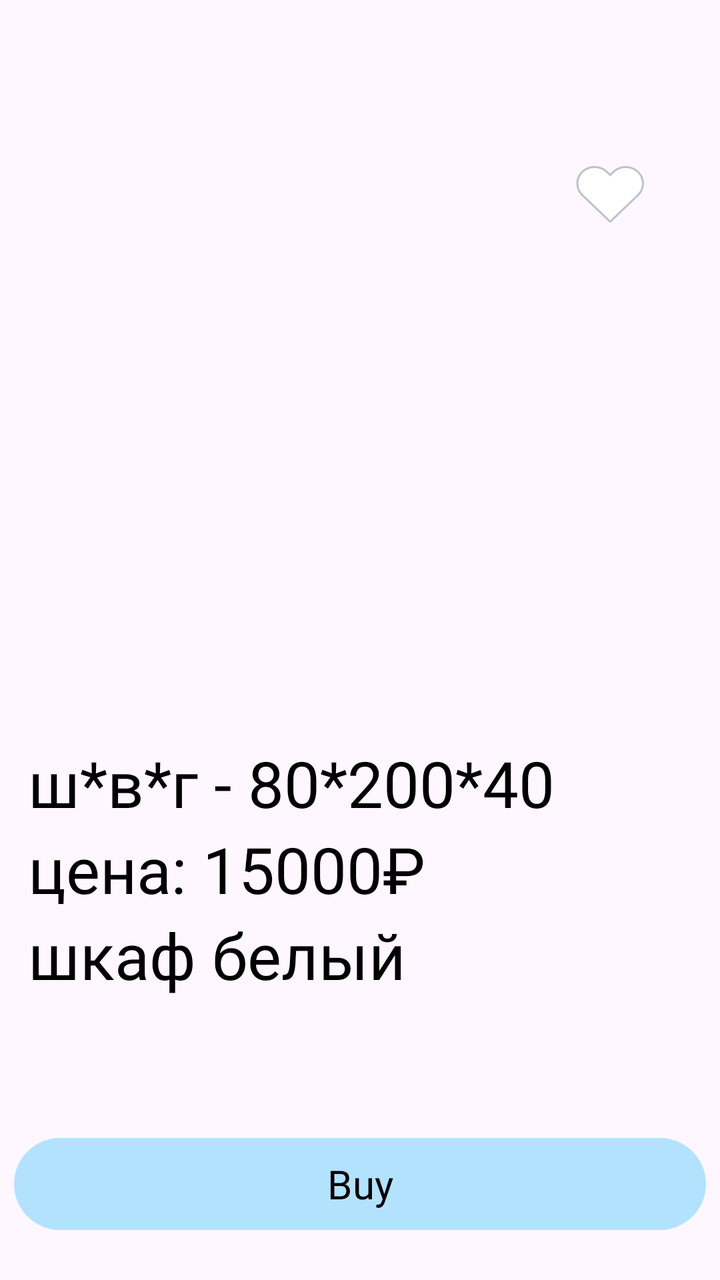
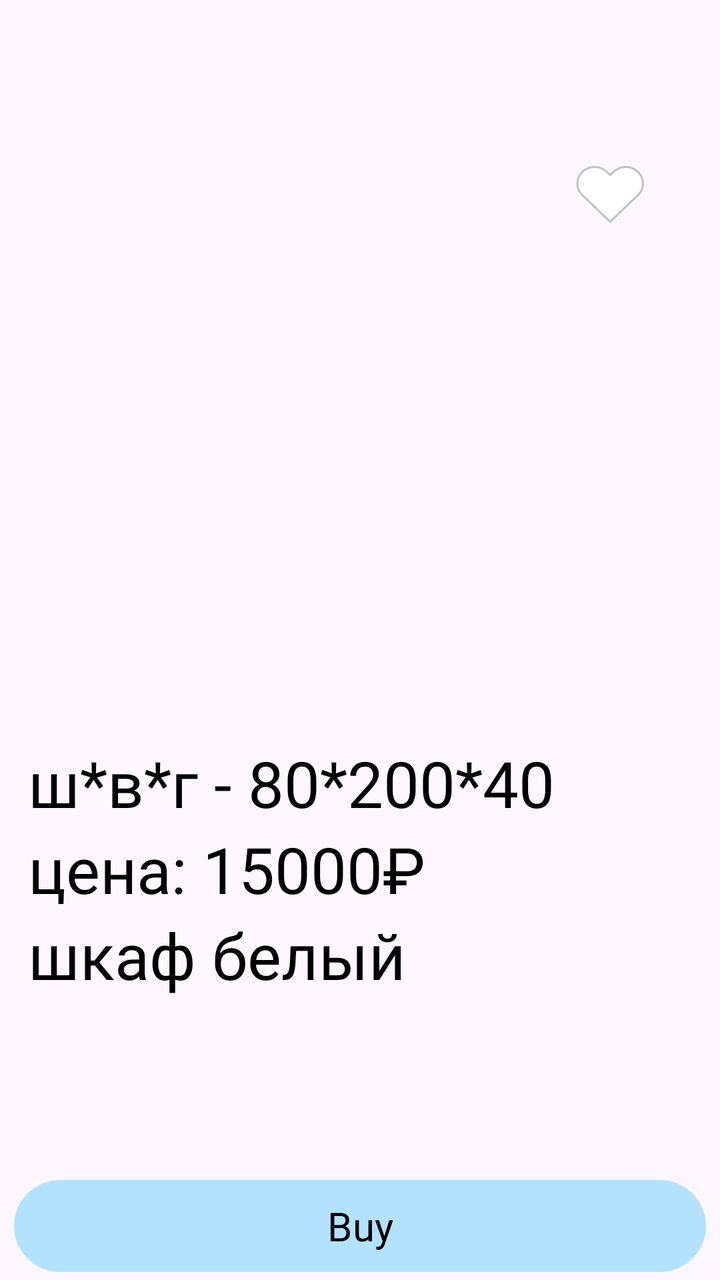

An Android layout rendered at two revisions. The XML below is the earlier revision; the diff shows what the commit changed to produce the second picture.
<!-- AndroidManifest.xml: application theme Base.Theme.KR_KOTLIN -->
<!-- res/layout/fragment_product_cardf.xml -->
<?xml version="1.0" encoding="utf-8"?>
<androidx.constraintlayout.widget.ConstraintLayout xmlns:android="http://schemas.android.com/apk/res/android"
    xmlns:tools="http://schemas.android.com/tools"
    android:layout_width="match_parent"
    android:layout_height="match_parent"
    xmlns:app="http://schemas.android.com/apk/res-auto"
    tools:context=".ui.productCard.ProductCardfFragment">

    <LinearLayout
        android:layout_width="0dp"
        android:layout_height="wrap_content"
        android:layout_marginStart="14dp"
        android:layout_marginTop="53dp"
        android:layout_marginEnd="47dp"
        android:orientation="vertical"
        app:layout_constraintEnd_toEndOf="parent"
        app:layout_constraintStart_toStartOf="parent"
        app:layout_constraintTop_toTopOf="parent">

        <ImageView
            android:id="@+id/productImageView"
            android:layout_width="317dp"
            android:layout_height="317dp"
            android:layout_gravity="center_horizontal" />

        <TextView
            android:id="@+id/dimensionsTextView"
            style="@style/MotserratText"
            android:layout_width="wrap_content"
            android:layout_height="wrap_content"
            android:layout_gravity="start"
            android:text="ш*в*г - 80*200*40"
            android:textSize="32sp"></TextView>

        <TextView
            android:id="@+id/priceTextView"
            style="@style/MotserratText"
            android:layout_width="wrap_content"
            android:layout_height="wrap_content"
            android:layout_gravity="start"
            android:text="цена: 15000₽"
            android:textSize="32sp"></TextView>

        <TextView
            android:id="@+id/nameTextView"
            style="@style/MotserratText"
            android:layout_width="wrap_content"
            android:layout_height="wrap_content"
            android:layout_gravity="start"
            android:text="шкаф белый"
            android:textSize="32sp"></TextView>

    </LinearLayout>

    <Button
        android:id="@+id/buyButton"
        style="@style/ButtonStyle"
        android:layout_width="346dp"
        android:layout_height="54dp"
        android:layout_marginBottom="21dp"
        android:text="@string/buy"
        android:textSize="20sp"
        app:layout_constraintBottom_toBottomOf="parent"
        app:layout_constraintEnd_toEndOf="parent"
        app:layout_constraintStart_toStartOf="parent" />












    <CheckBox
        style="@style/Base.Widget.Material3.CompoundButton.CheckBox.CardCustomCheckBox"
        android:id="@+id/favButton"
        android:layout_width="wrap_content"
        android:layout_height="wrap_content"
        app:layout_constraintTop_toTopOf="parent"
        app:layout_constraintEnd_toEndOf="parent"
        android:layout_marginTop="73dp"
        android:layout_marginEnd="31dp"/>


</androidx.constraintlayout.widget.ConstraintLayout>
<!-- resources referenced by this layout -->
<resources>
  <string name="buy">Buy</string>
  <style name="Base.Widget.Material3.CompoundButton.CheckBox.CardCustomCheckBox">
          <item name="android:button">@drawable/selector_favbutton38x36</item>
          <item name="buttonTint">@null</item>
          <item name="android:background">@null</item>
      </style>
  <style name="ButtonStyle" parent="Widget.Material3.Button">
          <item name="cornerRadius">100dp</item>
          <item name="backgroundTint">@color/blue</item>
          <item name="android:textColor">@color/black</item>
          <item name="android:fontFamily">@font/montserrat_regular</item>
      </style>
  <style name="MotserratText">
          <item name="fontFamily">@font/montserrat_regular</item>
          <item name="android:textColor">@color/black</item>
      </style>
  <style name="Base.Theme.KR_KOTLIN" parent="Theme.Material3.DayNight.NoActionBar">
          
          
  
  
  
  
  
  
      </style>
  <!-- drawable selector_favbutton38x36 (drawable) -->
  <?xml version="1.0" encoding="utf-8"?>
  <selector xmlns:android="http://schemas.android.com/apk/res/android">
      <item
          android:drawable="@drawable/ic_heart38x36"
          android:state_checked="true"/>
      <item
          android:drawable="@drawable/ic_heart38x36_unselected"
          android:state_checked="false"/>
      <item android:drawable="@drawable/ic_heart38x36_unselected"/>
  </selector>
  <color name="blue">#B3E2FF</color>
  <color name="black">#FF000000</color>
  <!-- drawable ic_heart38x36 (drawable) -->
  <vector xmlns:android="http://schemas.android.com/apk/res/android"
      android:width="39dp"
      android:height="36dp"
      android:viewportWidth="39"
      android:viewportHeight="36">
    <path
        android:pathData="M33.64,6.915C32.838,6.149 31.884,5.541 30.835,5.126C29.786,4.711 28.661,4.497 27.525,4.497C26.39,4.497 25.265,4.711 24.216,5.126C23.167,5.541 22.213,6.149 21.41,6.915L19.744,8.505L18.078,6.915C16.456,5.368 14.256,4.498 11.963,4.498C9.669,4.498 7.469,5.368 5.848,6.915C4.226,8.463 3.315,10.561 3.315,12.75C3.315,14.939 4.226,17.038 5.848,18.585L19.744,31.845L33.64,18.585C34.444,17.819 35.081,16.909 35.516,15.908C35.951,14.907 36.174,13.834 36.174,12.75C36.174,11.666 35.951,10.593 35.516,9.592C35.081,8.591 34.444,7.681 33.64,6.915Z"
        android:fillColor="#FF8989"/>
  
  </vector>
  <!-- drawable ic_heart38x36_unselected (drawable) -->
  <vector xmlns:android="http://schemas.android.com/apk/res/android"
      android:width="39dp"
      android:height="36dp"
      android:viewportWidth="39"
      android:viewportHeight="36">
    <path
        android:strokeWidth="1"
        android:pathData="M33.64,6.915C32.838,6.149 31.884,5.541 30.835,5.126C29.786,4.711 28.661,4.497 27.525,4.497C26.39,4.497 25.265,4.711 24.216,5.126C23.167,5.541 22.213,6.149 21.41,6.915L19.744,8.505L18.078,6.915C16.456,5.368 14.256,4.498 11.963,4.498C9.669,4.498 7.469,5.368 5.848,6.915C4.226,8.463 3.315,10.561 3.315,12.75C3.315,14.939 4.226,17.038 5.848,18.585L19.744,31.845L33.64,18.585C34.444,17.819 35.081,16.909 35.516,15.908C35.951,14.907 36.174,13.834 36.174,12.75C36.174,11.666 35.951,10.593 35.516,9.592C35.081,8.591 34.444,7.681 33.64,6.915Z"
        android:fillColor="@color/white"
        android:strokeColor="@color/stroke_grey"/>
  
  </vector>
  <color name="white">#FFFFFFFF</color>
  <color name="stroke_grey">#BFC2C8</color>
</resources>

<!-- the commit's change to res/layout/fragment_product_cardf.xml (unified diff, before → after) -->
@@ -1,89 +1,89 @@
 <?xml version="1.0" encoding="utf-8"?>
 <androidx.constraintlayout.widget.ConstraintLayout xmlns:android="http://schemas.android.com/apk/res/android"
+    xmlns:app="http://schemas.android.com/apk/res-auto"
     xmlns:tools="http://schemas.android.com/tools"
     android:layout_width="match_parent"
     android:layout_height="match_parent"
-    xmlns:app="http://schemas.android.com/apk/res-auto"
+    android:fillViewport="true"
     tools:context=".ui.productCard.ProductCardfFragment">
 
-    <LinearLayout
-        android:layout_width="0dp"
-        android:layout_height="wrap_content"
-        android:layout_marginStart="14dp"
-        android:layout_marginTop="53dp"
-        android:layout_marginEnd="47dp"
-        android:orientation="vertical"
+    <ScrollView
+        android:layout_width="match_parent"
+        android:layout_height="0dp"
+        app:layout_constraintBottom_toTopOf="@+id/buyButton"
         app:layout_constraintEnd_toEndOf="parent"
-        app:layout_constraintStart_toStartOf="parent"
         app:layout_constraintTop_toTopOf="parent">
 
-        <ImageView
-            android:id="@+id/productImageView"
-            android:layout_width="317dp"
-            android:layout_height="317dp"
-            android:layout_gravity="center_horizontal" />
+        <androidx.constraintlayout.widget.ConstraintLayout
+            android:layout_width="match_parent"
+            android:layout_height="match_parent">
 
-        <TextView
-            android:id="@+id/dimensionsTextView"
-            style="@style/MotserratText"
-            android:layout_width="wrap_content"
-            android:layout_height="wrap_content"
-            android:layout_gravity="start"
-            android:text="ш*в*г - 80*200*40"
-            android:textSize="32sp"></TextView>
+            <LinearLayout
+                android:layout_width="0dp"
+                android:layout_height="wrap_content"
+                android:layout_marginStart="14dp"
+                android:layout_marginTop="53dp"
+                android:layout_marginEnd="47dp"
+                android:orientation="vertical"
+                app:layout_constraintEnd_toEndOf="parent"
+                app:layout_constraintStart_toStartOf="parent"
+                app:layout_constraintTop_toTopOf="parent">
 
-        <TextView
-            android:id="@+id/priceTextView"
-            style="@style/MotserratText"
-            android:layout_width="wrap_content"
-            android:layout_height="wrap_content"
-            android:layout_gravity="start"
-            android:text="цена: 15000₽"
-            android:textSize="32sp"></TextView>
+                <ImageView
+                    android:id="@+id/productImageView"
+                    android:layout_width="317dp"
+                    android:layout_height="317dp"
+                    android:layout_gravity="center_horizontal" />
 
-        <TextView
-            android:id="@+id/nameTextView"
-            style="@style/MotserratText"
-            android:layout_width="wrap_content"
-            android:layout_height="wrap_content"
-            android:layout_gravity="start"
-            android:text="шкаф белый"
-            android:textSize="32sp"></TextView>
+                <TextView
+                    android:id="@+id/dimensionsTextView"
+                    style="@style/MotserratText"
+                    android:layout_width="wrap_content"
+                    android:layout_height="wrap_content"
+                    android:layout_gravity="start"
+                    android:text="ш*в*г - 80*200*40"
+                    android:textSize="32sp"></TextView>
 
-    </LinearLayout>
+                <TextView
+                    android:id="@+id/priceTextView"
+                    style="@style/MotserratText"
+                    android:layout_width="wrap_content"
+                    android:layout_height="wrap_content"
+                    android:layout_gravity="start"
+                    android:text="цена: 15000₽"
+                    android:textSize="32sp"></TextView>
+
+                <TextView
+                    android:id="@+id/nameTextView"
+                    style="@style/MotserratText"
+                    android:layout_width="wrap_content"
+                    android:layout_height="wrap_content"
+                    android:layout_gravity="start"
+                    android:text="шкаф белый"
+                    android:textSize="32sp"></TextView>
+            </LinearLayout>
+
+            <CheckBox
+                android:id="@+id/favButton"
+                style="@style/Base.Widget.Material3.CompoundButton.CheckBox.CardCustomCheckBox"
+                android:layout_width="wrap_content"
+                android:layout_height="wrap_content"
+                android:layout_marginTop="73dp"
+                android:layout_marginEnd="31dp"
+                app:layout_constraintEnd_toEndOf="parent"
+                app:layout_constraintTop_toTopOf="parent" />
+
+        </androidx.constraintlayout.widget.ConstraintLayout>
+    </ScrollView>
 
     <Button
         android:id="@+id/buyButton"
         style="@style/ButtonStyle"
         android:layout_width="346dp"
         android:layout_height="54dp"
-        android:layout_marginBottom="21dp"
         android:text="@string/buy"
         android:textSize="20sp"
         app:layout_constraintBottom_toBottomOf="parent"
         app:layout_constraintEnd_toEndOf="parent"
         app:layout_constraintStart_toStartOf="parent" />
-
-
-
-
-
-
-
-
-
-
-
-
-    <CheckBox
-        style="@style/Base.Widget.Material3.CompoundButton.CheckBox.CardCustomCheckBox"
-        android:id="@+id/favButton"
-        android:layout_width="wrap_content"
-        android:layout_height="wrap_content"
-        app:layout_constraintTop_toTopOf="parent"
-        app:layout_constraintEnd_toEndOf="parent"
-        android:layout_marginTop="73dp"
-        android:layout_marginEnd="31dp"/>
-
-
 </androidx.constraintlayout.widget.ConstraintLayout>
